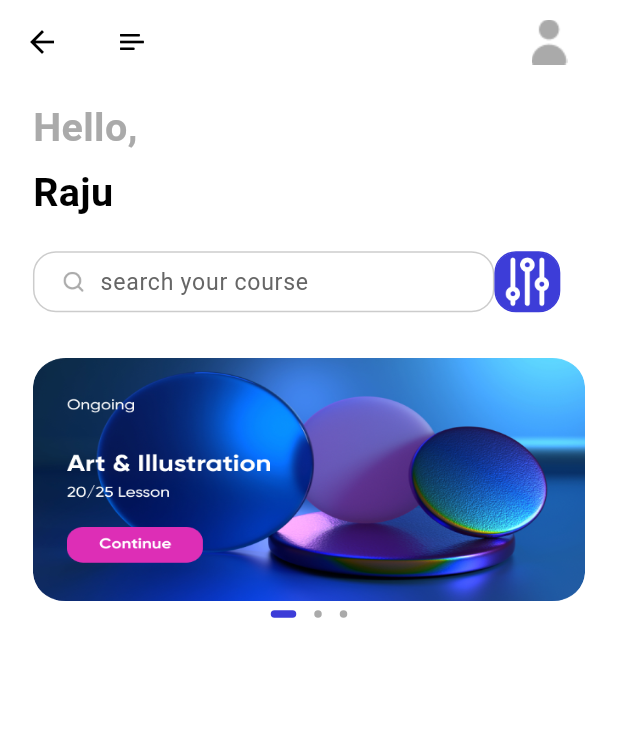
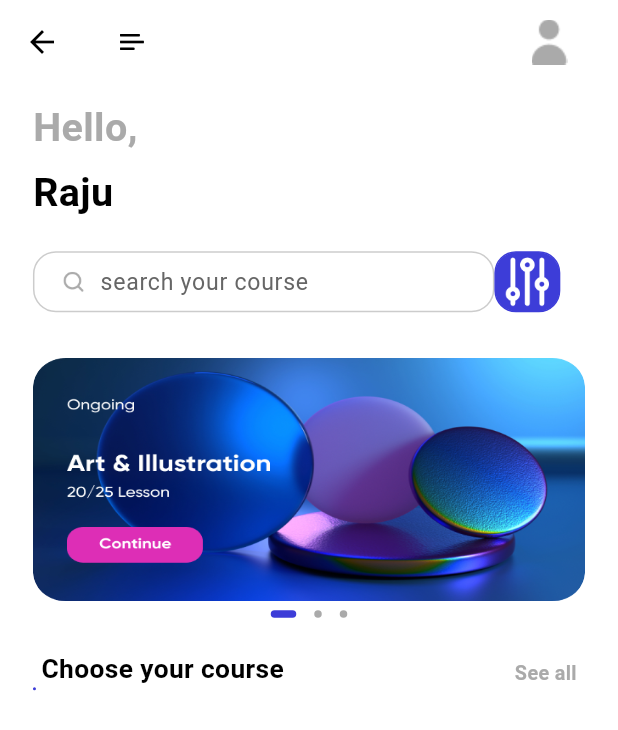
Before and after one commit to praveenmaurya09/ulearning, a Flutter app: the HomePage screen opened by its route, on a phone screen of 412 x 824 dp. Shown: the top 730 px of the screen. Run offline on Flutter 3.47's test engine with Material 2 defaults, Android fonts, the light colour scheme and no system bars; drawn by our look-alikes of dots_indicator; our stand-ins replace cloud_firestore, firebase_auth, firebase_core, flutter_bloc, flutter_screenutil, fluttertoast and 1 more; accounts and stored records are empty; Roboto replaces fonts that are missing (Avenir).

Commit message:
home_page ongoing

```diff
--- a/lib/pages/home/home_page.dart
+++ b/lib/pages/home/home_page.dart
@@ -33,6 +33,7 @@ class _HomePageState extends State<HomePage> {
                     SizedBox(height: 20.h,),
                     searchView(),
                     slidersView(context, state),
+                    menuView(),
                   ],
                 ),
               );
--- a/lib/pages/home/widgets/home_page_widgets.dart
+++ b/lib/pages/home/widgets/home_page_widgets.dart
@@ -8,7 +8,7 @@ import 'package:ulearning/pages/home/bloc/home_page_states.dart';
 
 import '../../../common/values/colors.dart';
 
-AppBar buildAppBar(){
+AppBar buildAppBar() {
   return AppBar(
     title: Container(
       margin: EdgeInsets.symmetric(horizontal: 7.w),
@@ -28,9 +28,7 @@ AppBar buildAppBar(){
               decoration: const BoxDecoration(
                   image: DecorationImage(
                       // Todo :- Replace the AssetImage with the Network Image later
-                      image: AssetImage("assets/icons/person.png")
-                    )
-                  ),
+                      image: AssetImage("assets/icons/person.png"))),
             ),
           )
         ],
@@ -40,18 +38,20 @@ AppBar buildAppBar(){
 }
 
 // big reusable text widget
-Widget homePageText(String text,{Color? color=AppColors.primaryText, int? top}){
+Widget homePageText(String text,
+    {Color? color = AppColors.primaryText, int? top}) {
   return Container(
     margin: EdgeInsets.only(top: top!.h),
-    child: Text(text, style: TextStyle(
-        color: color,
-        fontSize: 24.sp,
-        fontWeight: FontWeight.bold
-    ),),
+    child: Text(
+      text,
+      style:
+          TextStyle(color: color, fontSize: 24.sp, fontWeight: FontWeight.bold),
+    ),
   );
 }
+
 // searchBar Widget
-Widget searchView(){
+Widget searchView() {
   return Row(
     children: [
       Container(
@@ -60,8 +60,7 @@ Widget searchView(){
         decoration: BoxDecoration(
             color: AppColors.primaryBackground,
             borderRadius: BorderRadius.circular(15.h),
-          border: Border.all(color: AppColors.primaryFourthElementText)
-        ),
+            border: Border.all(color: AppColors.primaryFourthElementText)),
         child: Row(
           children: [
             Container(
@@ -77,9 +76,9 @@ Widget searchView(){
                 // onChanged: (value) => func!(value),
                 keyboardType: TextInputType.multiline,
                 decoration: const InputDecoration(
-                  contentPadding: EdgeInsets.fromLTRB(5,5, 0,5),
+                  contentPadding: EdgeInsets.fromLTRB(5, 5, 0, 5),
                   hintText: "search your course",
-                  hintStyle:TextStyle(
+                  hintStyle: TextStyle(
                     color: AppColors.primarySecondElementText,
                   ),
                   border: OutlineInputBorder(
@@ -91,7 +90,7 @@ Widget searchView(){
                   disabledBorder: OutlineInputBorder(
                     borderSide: BorderSide(color: AppColors.transparent),
                   ),
-                  focusedBorder:OutlineInputBorder(
+                  focusedBorder: OutlineInputBorder(
                     borderSide: BorderSide(color: AppColors.transparent),
                   ),
                 ),
@@ -101,7 +100,7 @@ Widget searchView(){
                     fontWeight: FontWeight.normal,
                     fontSize: 14.sp),
                 autocorrect: false,
-                obscureText:  false,
+                obscureText: false,
               ),
             )
           ],
@@ -113,20 +112,19 @@ Widget searchView(){
           height: 40.h,
           decoration: BoxDecoration(
               color: AppColors.primaryElement,
-            borderRadius: BorderRadius.all(Radius.circular(13.w),),
-            border: Border.all(color: AppColors.primaryElement)
+              borderRadius: BorderRadius.all(
+                Radius.circular(13.w),
               ),
+              border: Border.all(color: AppColors.primaryElement)),
           child: Image.asset("assets/icons/options.png"),
         ),
       )
-
     ],
   );
 }
 
-
 // for sliders
-Widget slidersView(BuildContext context, HomePageStates state){
+Widget slidersView(BuildContext context, HomePageStates state) {
   return Column(
     children: [
       Container(
@@ -134,7 +132,7 @@ Widget slidersView(BuildContext context, HomePageStates state){
         width: 340.w,
         height: 180.h,
         child: PageView(
-          onPageChanged: (value){
+          onPageChanged: (value) {
             context.read<HomePageBlocs>().add(HomePageDots(value));
           },
           children: [
@@ -154,18 +152,15 @@ Widget slidersView(BuildContext context, HomePageStates state){
               size: const Size.square(5.0),
               activeSize: const Size(17.0, 5.0),
               activeShape: RoundedRectangleBorder(
-              borderRadius: BorderRadius.circular(5.0)
-            )
-          ),
+                  borderRadius: BorderRadius.circular(5.0))),
         ),
       )
     ],
   );
 }
 
-
 // for sliders widget
-Widget _slidersContainer({String path ="assets/icons/art.png"}){
+Widget _slidersContainer({String path = "assets/icons/art.png"}) {
   return Container(
     margin: EdgeInsets.only(top: 20.h),
     width: 340.w,
@@ -177,10 +172,58 @@ Widget _slidersContainer({String path ="assets/icons/art.png"}){
           height: 180.h,
           decoration: BoxDecoration(
               borderRadius: BorderRadius.all(Radius.circular(20.h)),
-              image: DecorationImage(image: AssetImage(path), fit: BoxFit.fill)
-          ),
+              image:
+                  DecorationImage(image: AssetImage(path), fit: BoxFit.fill)),
         )
       ],
     ),
   );
 }
+
+Widget menuView() {
+  return Column(
+    children: [
+      Container(
+        width: 325.w,
+        margin: EdgeInsets.only(
+          top: 15.h,
+        ),
+        child: Row(
+          mainAxisAlignment: MainAxisAlignment.spaceBetween,
+          crossAxisAlignment: CrossAxisAlignment.end,
+          children: [
+              _reusableMenuText("Choose your course"),
+              GestureDetector(child: _reusableMenuText("See all", color: AppColors.primaryThirdElementText, fontSize:12))
+          ],
+        ),
+      ),
+      Container(
+        child: Row(
+          children: [
+            Container(
+
+              decoration: BoxDecoration(
+                color: AppColors.primaryElement,
+                borderRadius: BorderRadius.circular(7.w),
+                border: Border.all(color: AppColors.primaryElement)
+              ),
+            )
+          ],
+        ),
+      )
+    ],
+  );
+}
+
+Widget _reusableMenuText(String text, {Color color = AppColors.primaryText, int fontSize =16}){
+  return Container(
+    child: Text(
+      text,
+      style: TextStyle(
+        color: color,
+        fontWeight: FontWeight.bold,
+        fontSize: fontSize.sp,
+      ),
+    ),
+  );
+}
```
Lines whose indentation alone changed are shown as unchanged.
